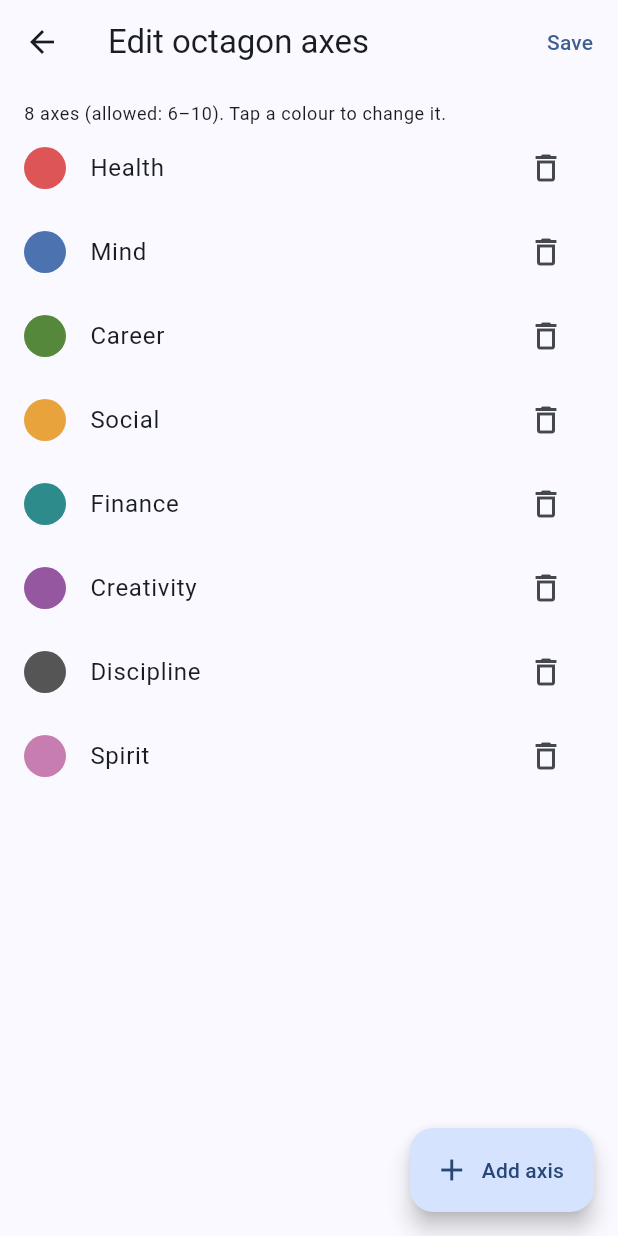
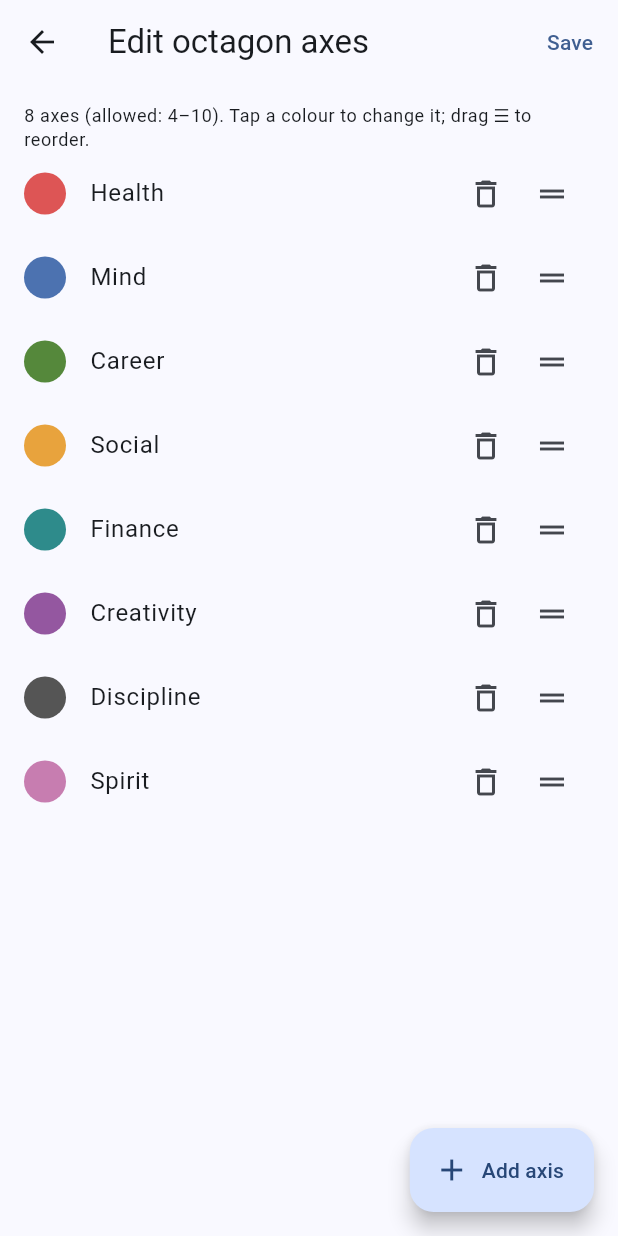
Before and after one commit to rriquelme/RPG_me, a Flutter app: the screen it shows after launch, after a tap on the "tune" icon, on a phone screen of 412 x 824 dp. Run offline on Flutter 3.47's test engine with Material 3 defaults, Android fonts, the phone set to English and light mode, and no system bars; our stand-ins replace fl_chart, shared_preferences.

Commit message:
Axes 4-10 + drag-to-reorder (sort skills) [release]
- Lower the minimum number of octagon axes from 6 to 4 (app kMinAxes and
  backend MIN_AXES).
- Edit axes screen: a reorderable list with a ☰ drag handle on each row, so
  axes can be sorted; their order is the order shown around the octagon.
- Docs updated to 4-10; tests updated (min 4 accepted, 3 rejected).
- App version -> 0.3.0; release tag -> app-v0.3.0.

Co-Authored-By: Claude Opus 4.8 (1M context) <noreply@anthropic.com>
Claude-Session: https://claude.ai/code/session_01K8BvfgjKkdfYwPNMUAQ4BG

```diff
--- a/app/lib/local/local_engine.dart
+++ b/app/lib/local/local_engine.dart
@@ -1,8 +1,8 @@
 import '../models.dart';
 import 'event.dart';
 
-/// The octagon supports between 6 and 10 axes.
-const int kMinAxes = 6;
+/// The octagon supports between 4 and 10 axes.
+const int kMinAxes = 4;
 const int kMaxAxes = 10;
 
 /// One configured octagon axis (mirrors the backend's data/config.json).
--- a/app/lib/screens/axes_config_screen.dart
+++ b/app/lib/screens/axes_config_screen.dart
@@ -48,6 +48,14 @@ class _AxesConfigScreenState extends State<AxesConfigScreen> {
 
   void _rename(int i, String label) {
     _axes[i] = _axes[i].copyWith(label: label);
+  }
+
+  void _reorder(int oldIndex, int newIndex) {
+    setState(() {
+      if (newIndex > oldIndex) newIndex -= 1;
+      final moved = _axes.removeAt(oldIndex);
+      _axes.insert(newIndex, moved);
+    });
   }
 
   Future<void> _pickColor(int i) async {
@@ -115,7 +123,7 @@ class _AxesConfigScreenState extends State<AxesConfigScreen> {
                 Expanded(
                   child: Text(
                     '${_axes.length} axes (allowed: $kMinAxes–$kMaxAxes). '
-                    'Tap a colour to change it.',
+                    'Tap a colour to change it; drag ☰ to reorder.',
                     style: Theme.of(context).textTheme.bodySmall,
                   ),
                 ),
@@ -129,11 +137,14 @@ class _AxesConfigScreenState extends State<AxesConfigScreen> {
                   style: TextStyle(color: Theme.of(context).colorScheme.error)),
             ),
           Expanded(
-            child: ListView.builder(
+            child: ReorderableListView.builder(
+              buildDefaultDragHandles: false,
+              onReorder: _reorder,
               itemCount: _axes.length,
               itemBuilder: (context, i) {
                 final axis = _axes[i];
                 return ListTile(
+                  key: ValueKey(axis.key),
                   leading: GestureDetector(
                     onTap: () => _pickColor(i),
                     child: CircleAvatar(
@@ -147,10 +158,22 @@ class _AxesConfigScreenState extends State<AxesConfigScreen> {
                     ),
                     onChanged: (v) => _rename(i, v),
                   ),
-                  trailing: IconButton(
-                    icon: const Icon(Icons.delete_outline),
-                    tooltip: canRemove ? 'Remove' : 'Minimum $kMinAxes axes',
-                    onPressed: canRemove ? () => _remove(i) : null,
+                  trailing: Row(
+                    mainAxisSize: MainAxisSize.min,
+                    children: [
+                      IconButton(
+                        icon: const Icon(Icons.delete_outline),
+                        tooltip: canRemove ? 'Remove' : 'Minimum $kMinAxes axes',
+                        onPressed: canRemove ? () => _remove(i) : null,
+                      ),
+                      ReorderableDragStartListener(
+                        index: i,
+                        child: const Padding(
+                          padding: EdgeInsets.symmetric(horizontal: 8),
+                          child: Icon(Icons.drag_handle), // the "3 lines"
+                        ),
+                      ),
+                    ],
                   ),
                 );
               },
--- a/app/pubspec.yaml
+++ b/app/pubspec.yaml
@@ -1,7 +1,7 @@
 name: rpg_me
 description: "RPG your life — an 8-axis octagon tracker for your routines."
 publish_to: "none"
-version: 0.2.0+2
+version: 0.3.0+3
 
 environment:
   sdk: ">=3.0.0 <4.0.0"
```
Also changed, not shown: 5 other files.
